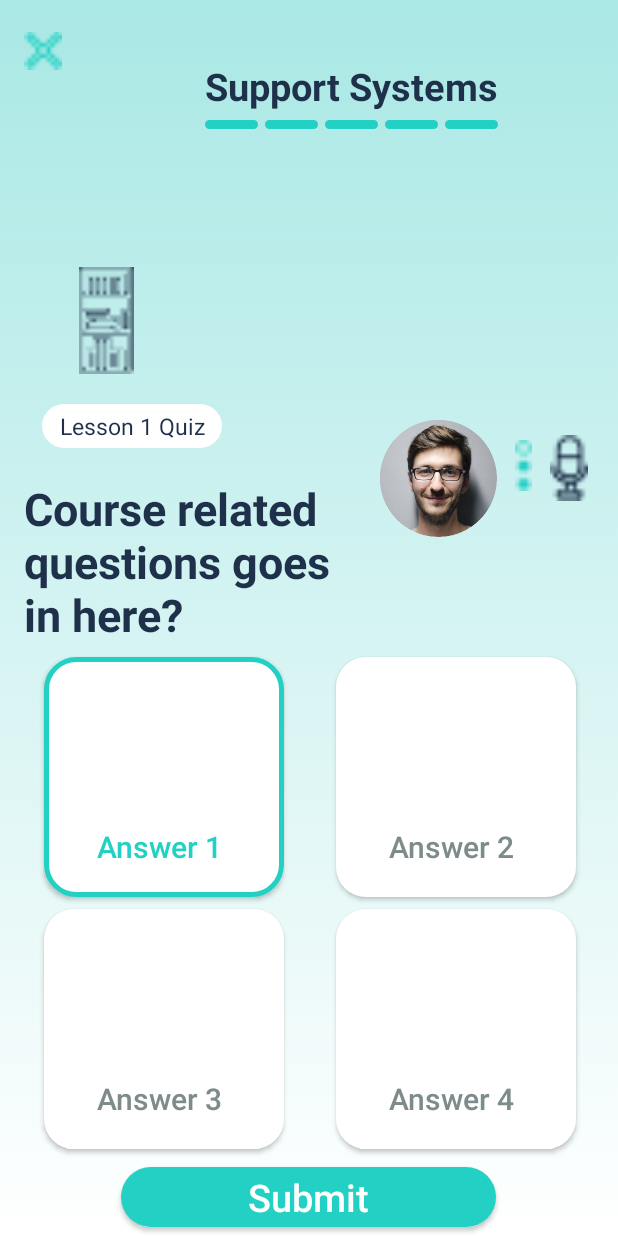
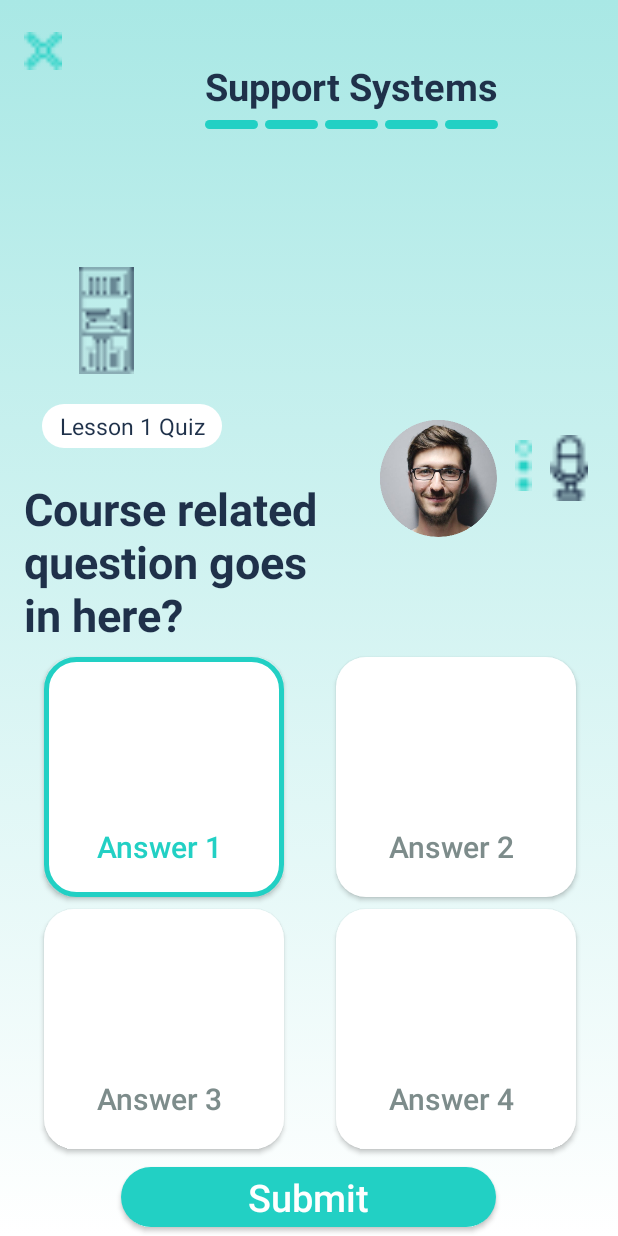
Before and after one commit to mazen-mahmoud16/BoosterFinalProject, an Android app: the screen it shows after launch (support_system), on a phone screen of 412 x 824 dp. Run offline under Robolectric (Android 15) with nearby library versions, the phone set to English and light mode, and no system bars.

Commit message:
lesson 1 quiz screen's done

```diff
--- a/app/src/main/res/layout/activity_support_system.xml
+++ b/app/src/main/res/layout/activity_support_system.xml
@@ -6,7 +6,6 @@
     android:layout_height="match_parent"
     android:background="@drawable/gradient_bg"
     tools:context=".support_system">
-
 
     <Button
         android:id="@+id/submit"
@@ -98,7 +97,7 @@
         android:layout_width="216dp"
         android:layout_height="119dp"
         android:layout_marginStart="16dp"
-        android:text="Course related questions goes in here?"
+        android:text="Course related question goes in here?"
         android:textColor="#1f314a"
         android:textSize="30sp"
         android:textStyle="bold"
```
